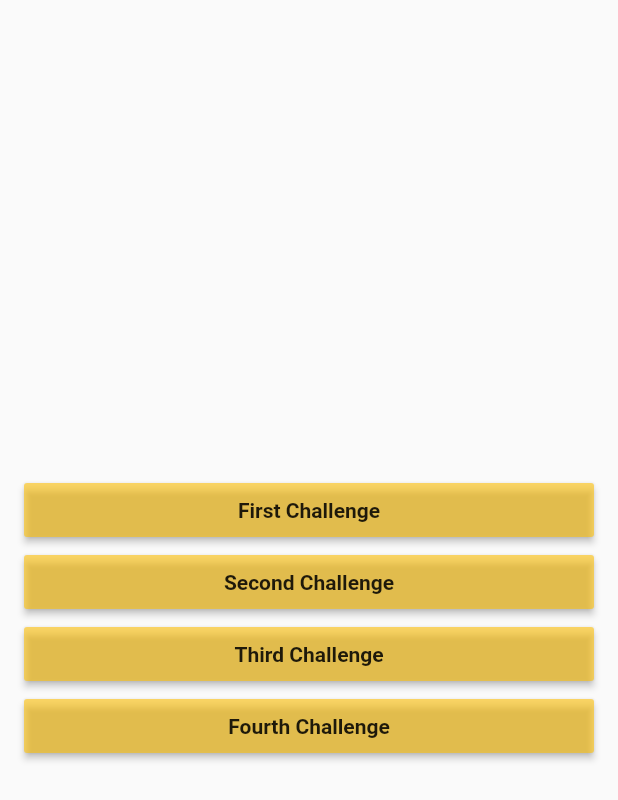
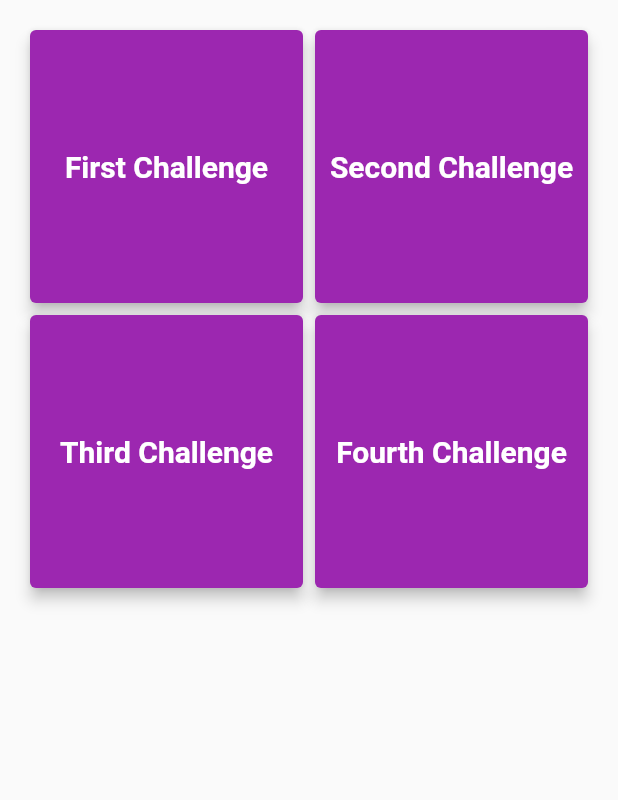
Before and after one commit to AnnaPS/ContainersFlutter, a Flutter app: the screen it shows after launch, on a phone screen of 412 x 824 dp. Shown: the top 800 px of the screen. Run offline on Flutter 3.47's test engine with Material 2 defaults, Android fonts, the phone set to English and light mode, and no system bars.

Commit message:
changed home view

```diff
--- /dev/null
+++ b/lib/presentation/model/pages_list.dart
@@ -0,0 +1,39 @@
+// To parse this JSON data, do
+//
+//     final data = dataFromMap(jsonString);
+
+import 'package:flutter/material.dart';
+import 'dart:convert';
+
+Data dataFromMap(String str) => Data.fromMap(json.decode(str));
+
+String dataToMap(Data data) => json.encode(data.toMap());
+
+class Data {
+  Data({
+    this.title,
+    this.callback,
+  });
+
+  String title;
+  VoidCallback callback;
+
+  factory Data.fromMap(Map<String, dynamic> json) => Data(
+        title: json["title"],
+        callback: json["callback"],
+      );
+
+  Map<String, dynamic> toMap() => {
+        "title": title,
+        "callback": callback,
+      };
+
+  List<Data> getPagesList() {
+    return [
+      Data(title: 'First Challenge', callback: () => callback()),
+      Data(title: 'Second Challenge', callback: () => callback()),
+      Data(title: 'Third Challenge', callback: () => callback()),
+      Data(title: 'Fourth Challenge', callback: () => callback())
+    ];
+  }
+}
--- a/lib/presentation/pages/fourth_challenge_page.dart
+++ b/lib/presentation/pages/fourth_challenge_page.dart
@@ -11,7 +11,6 @@ class FourthChallengePage extends StatelessWidget {
       ),
       body: Container(
         alignment: Alignment.center,
-        color: Colors.grey[900],
         child: Container(
           alignment: Alignment.center,
           width: 300,
--- a/lib/presentation/pages/home_page.dart
+++ b/lib/presentation/pages/home_page.dart
@@ -1,38 +1,28 @@
-import 'package:containers_challenge/presentation/widgets/home_button.dart';
+import 'package:containers_challenge/presentation/model/pages_list.dart';
+import 'package:containers_challenge/presentation/widgets/home_card.dart';
 import 'package:containers_challenge/routes/MyRoutes.dart';
 import 'package:flutter/material.dart';
 
 class HomePage extends StatelessWidget {
   @override
   Widget build(BuildContext context) {
+    final listPage = Data().getPagesList();
     return Scaffold(
       body: Padding(
-        padding: const EdgeInsets.only(left: 16.0, right: 16.0),
-        child: Column(
-          crossAxisAlignment: CrossAxisAlignment.stretch,
-          mainAxisAlignment: MainAxisAlignment.center,
-          children: [
-            MyCustomButton(
-              title: 'First Challenge',
-              callback: () =>
-                  Navigator.pushNamed(context, MyRoutes.firstChallengeRoute),
-            ),
-            MyCustomButton(
-              title: 'Second Challenge',
-              callback: () =>
-                  Navigator.pushNamed(context, MyRoutes.secondChallengeRoute),
-            ),
-            MyCustomButton(
-              title: 'Third Challenge',
-              callback: () =>
-                  Navigator.pushNamed(context, MyRoutes.thirdChallengeRoute),
-            ),
-            MyCustomButton(
-              title: 'Fourth Challenge',
-              callback: () =>
-                  Navigator.pushNamed(context, MyRoutes.fourthChallengeRoute),
-            )
-          ],
+        padding: const EdgeInsets.all(16),
+        child: Expanded(
+          child: GridView.builder(
+            gridDelegate:
+                SliverGridDelegateWithFixedCrossAxisCount(crossAxisCount: 2),
+            itemCount: listPage.length,
+            itemBuilder: (context, index) {
+              var item = listPage[index];
+              return MyCustomCard(
+                title: item.title,
+                callback: () => MyRoutes.getRoute(item.title, context),
+              );
+            },
+          ),
         ),
       ),
     );
--- /dev/null
+++ b/lib/presentation/widgets/home_card.dart
@@ -0,0 +1,32 @@
+import 'package:flutter/material.dart';
+
+class MyCustomCard extends StatelessWidget {
+  final String title;
+  final VoidCallback callback;
+
+  const MyCustomCard({Key key, this.title, this.callback}) : super(key: key);
+  @override
+  Widget build(BuildContext context) {
+    return InkWell(
+      onTap: () => callback(),
+      child: Card(
+          elevation: 4,
+          color: Colors.purple,
+          child: GridTile(
+            child: Padding(
+              padding: const EdgeInsets.all(8.0),
+              child: Align(
+                alignment: Alignment.center,
+                child: Text(
+                  title,
+                  style: TextStyle(
+                      color: Colors.white,
+                      fontSize: 20,
+                      fontWeight: FontWeight.bold),
+                ),
+              ),
+            ),
+          )),
+    );
+  }
+}
--- a/lib/routes/MyRoutes.dart
+++ b/lib/routes/MyRoutes.dart
@@ -32,4 +32,21 @@ class MyRoutes {
         );
     }
   }
+
+  static void getRoute(String route, BuildContext context) {
+    switch (route) {
+      case 'First Challenge':
+        Navigator.pushNamed(context, firstChallengeRoute);
+        break;
+      case 'Second Challenge':
+        Navigator.pushNamed(context, secondChallengeRoute);
+        break;
+      case 'Third Challenge':
+        Navigator.pushNamed(context, thirdChallengeRoute);
+        break;
+      case 'Fourth Challenge':
+        Navigator.pushNamed(context, fourthChallengeRoute);
+        break;
+    }
+  }
 }
```
